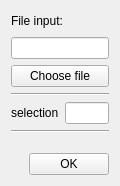
Above: adapt/processes/ui/specfilereader.ui from syncope/adapt before the change. Below: the same form after it.
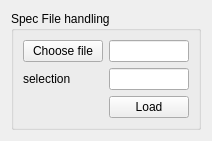
That is the form after the change.

Commit message: + changed all ui files to use with groupboxes -- let's see if it's better

What changed in the file:
```diff
--- a/adapt/processes/ui/specfilereader.ui
+++ b/adapt/processes/ui/specfilereader.ui
@@ -6,58 +6,23 @@
    <rect>
     <x>0</x>
     <y>0</y>
-    <width>120</width>
-    <height>186</height>
+    <width>208</width>
+    <height>138</height>
    </rect>
   </property>
   <property name="windowTitle">
    <string>File selection</string>
   </property>
+  <layout class="QGridLayout" name="gridLayout_3">
+   <item row="0" column="0">
+    <widget class="QGroupBox" name="sfrBox">
+     <property name="title">
+      <string>Spec File handling</string>
+     </property>
   <layout class="QGridLayout" name="gridLayout">
    <item row="0" column="0">
     <layout class="QGridLayout" name="gridLayout_2">
-     <item row="0" column="0">
-      <layout class="QHBoxLayout" name="horizontalLayout">
-       <item>
-        <widget class="QLabel" name="label_14">
-         <property name="text">
-          <string>File input: </string>
-         </property>
-        </widget>
-       </item>
-       <item>
-        <spacer name="horizontalSpacer_12">
-         <property name="orientation">
-          <enum>Qt::Horizontal</enum>
-         </property>
-         <property name="sizeHint" stdset="0">
-          <size>
-           <width>40</width>
-           <height>20</height>
-          </size>
-         </property>
-        </spacer>
-       </item>
-      </layout>
-     </item>
-     <item row="1" column="0">
-      <widget class="QLineEdit" name="inputFileLE"/>
-     </item>
-     <item row="2" column="0">
-      <widget class="QPushButton" name="chooseInputFileBtn">
-       <property name="text">
-        <string>Choose file</string>
-       </property>
-      </widget>
-     </item>
-     <item row="3" column="0">
-      <widget class="Line" name="line">
-       <property name="orientation">
-        <enum>Qt::Horizontal</enum>
-       </property>
-      </widget>
-     </item>
-     <item row="4" column="0">
+        <item row="2" column="1">
       <layout class="QHBoxLayout" name="horizontalLayout_12">
        <item>
         <widget class="QLabel" name="label">
@@ -66,55 +31,36 @@
          </property>
         </widget>
        </item>
-       <item>
+         </layout>
+        </item>
+        <item row="3" column="1">
+         <layout class="QHBoxLayout" name="horizontalLayout_3"/>
+        </item>
+        <item row="3" column="3">
+         <widget class="QPushButton" name="okBtn">
+          <property name="text">
+           <string>Load</string>
+          </property>
+         </widget>
+        </item>
+        <item row="0" column="3">
+         <widget class="QLineEdit" name="inputFileLE"/>
+        </item>
+        <item row="0" column="1">
+         <widget class="QPushButton" name="chooseInputFileBtn">
+          <property name="text">
+           <string>Choose file</string>
+          </property>
+         </widget>
+        </item>
+        <item row="2" column="3">
         <layout class="QHBoxLayout" name="horizontalLayout_2">
          <item>
           <widget class="QLineEdit" name="scanSelectionInput"/>
          </item>
-         <item>
-          <layout class="QHBoxLayout" name="horizontalLayout_13">
-           <item>
-            <spacer name="horizontalSpacer_17">
-             <property name="orientation">
-              <enum>Qt::Horizontal</enum>
-             </property>
-             <property name="sizeHint" stdset="0">
-              <size>
-               <width>40</width>
-               <height>20</height>
-              </size>
-             </property>
-            </spacer>
-           </item>
-          </layout>
-         </item>
-        </layout>
-       </item>
-      </layout>
-     </item>
-     <item row="5" column="0">
-      <widget class="Line" name="line_2">
-       <property name="orientation">
-        <enum>Qt::Horizontal</enum>
-       </property>
-      </widget>
-     </item>
-     <item row="6" column="0">
-      <spacer name="verticalSpacer_3">
-       <property name="orientation">
-        <enum>Qt::Vertical</enum>
-       </property>
-       <property name="sizeHint" stdset="0">
-        <size>
-         <width>20</width>
-         <height>40</height>
-        </size>
-       </property>
-      </spacer>
-     </item>
-     <item row="7" column="0">
-      <layout class="QHBoxLayout" name="horizontalLayout_3">
-       <item>
+         </layout>
+        </item>
+        <item row="3" column="2">
         <spacer name="horizontalSpacer">
          <property name="orientation">
           <enum>Qt::Horizontal</enum>
@@ -127,16 +73,10 @@
          </property>
         </spacer>
        </item>
-       <item>
-        <widget class="QPushButton" name="okBtn">
-         <property name="text">
-          <string>OK</string>
-         </property>
-        </widget>
-       </item>
-      </layout>
-     </item>
-    </layout>
+       </layout>
+      </item>
+     </layout>
+    </widget>
    </item>
   </layout>
  </widget>
```
Lines whose indentation alone changed are shown as unchanged. The commit also changes 4 other files.
